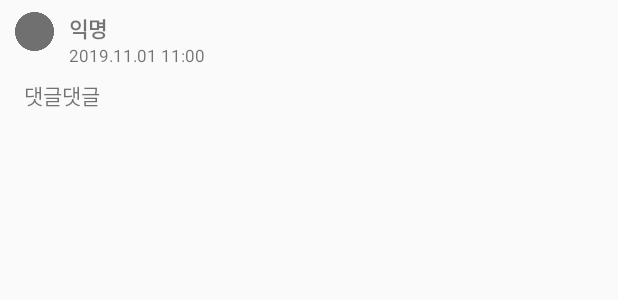
After one commit to xxria17/OpenCurtain, an Android app: the layout comment_item.xml on its own in the app's theme, with its tools: preview values and no code run, on a phone screen of 412 x 824 dp. The commit adds this screen. Shown: the top 300 px of the screen. Run offline under Robolectric (Android 15) with nearby library versions, the phone set to English and light mode, and no system bars.

Commit message:
댓글 불러오기

```diff
--- a/app/src/main/java/com/example/opencurtain/Fragment/BoardFragment.java
+++ b/app/src/main/java/com/example/opencurtain/Fragment/BoardFragment.java
@@ -141,6 +141,7 @@ public class BoardFragment extends Fragment {
                 privIntent.putExtra("id",postContentList.get(position).id);
                 privIntent.putExtra("board",postContentList.get(position).board);
                 privIntent.putExtra("content", postContentList.get(position).content);
+                privIntent.putExtra("title",postContentList.get(position).title);
                 startActivity(privIntent);
 
             }
--- a/app/src/main/res/layout/activity_introduction.xml
+++ b/app/src/main/res/layout/activity_introduction.xml
@@ -26,10 +26,8 @@
         android:layout_width="333dp"
         android:layout_height="48dp"
         android:layout_marginStart="8dp"
-        android:layout_marginLeft="8dp"
-        android:layout_marginTop="280dp"
+        android:layout_marginTop="192dp"
         android:layout_marginEnd="8dp"
-        android:layout_marginRight="8dp"
         android:background="@color/white"
         android:text="회원가입"
         android:textColor="@color/black"
--- a/app/src/main/res/layout/activity_main.xml
+++ b/app/src/main/res/layout/activity_main.xml
@@ -97,7 +97,7 @@
 
     <android.support.v7.widget.RecyclerView
         android:id="@+id/sidemenu_list"
-        android:layout_width="250dp"
+        android:layout_width="260dp"
         android:layout_height="match_parent"
         android:layout_gravity="start"
         android:background="@color/white"
--- /dev/null
+++ b/app/src/main/res/layout/comment_item.xml
@@ -0,0 +1,67 @@
+<?xml version="1.0" encoding="utf-8"?>
+<LinearLayout xmlns:android="http://schemas.android.com/apk/res/android"
+    xmlns:app="http://schemas.android.com/apk/res-auto"
+    xmlns:tools="http://schemas.android.com/tools"
+    android:layout_width="match_parent"
+    android:layout_height="wrap_content"
+    android:orientation="vertical">
+
+    <android.support.constraint.ConstraintLayout
+        android:layout_width="match_parent"
+        android:layout_height="wrap_content">
+
+        <ImageView
+            android:id="@+id/imageView6"
+            android:layout_width="30dp"
+            android:layout_height="26dp"
+            android:layout_marginStart="8dp"
+            android:layout_marginTop="8dp"
+            app:layout_constraintStart_toStartOf="parent"
+            app:layout_constraintTop_toTopOf="parent"
+            android:tint="#707070"
+            app:srcCompat="@drawable/circle" />
+
+        <TextView
+            android:id="@+id/comment_content"
+            android:layout_width="wrap_content"
+            android:layout_height="wrap_content"
+            android:layout_marginStart="8dp"
+            android:layout_marginTop="8dp"
+            android:layout_marginEnd="8dp"
+            android:layout_marginBottom="8dp"
+            android:text="댓글댓글"
+            app:layout_constraintBottom_toBottomOf="parent"
+            app:layout_constraintEnd_toEndOf="parent"
+            app:layout_constraintHorizontal_bias="0.023"
+            app:layout_constraintStart_toStartOf="parent"
+            app:layout_constraintTop_toBottomOf="@+id/comment_timestamp"
+            app:layout_constraintVertical_bias="0.006" />
+
+        <TextView
+            android:id="@+id/comment_timestamp"
+            android:layout_width="wrap_content"
+            android:layout_height="wrap_content"
+            android:layout_marginStart="8dp"
+            android:layout_marginEnd="8dp"
+            android:text="2019.11.01 11:00"
+            android:textSize="11dp"
+            app:layout_constraintEnd_toEndOf="parent"
+            app:layout_constraintHorizontal_bias="0.0"
+            app:layout_constraintStart_toEndOf="@+id/imageView6"
+            app:layout_constraintTop_toBottomOf="@+id/comment_username" />
+
+        <TextView
+            android:id="@+id/comment_username"
+            android:layout_width="wrap_content"
+            android:layout_height="wrap_content"
+            android:layout_marginStart="8dp"
+            android:layout_marginTop="8dp"
+            android:layout_marginEnd="8dp"
+            android:text="익명"
+            android:textStyle="bold"
+            app:layout_constraintEnd_toEndOf="parent"
+            app:layout_constraintHorizontal_bias="0.0"
+            app:layout_constraintStart_toEndOf="@+id/imageView6"
+            app:layout_constraintTop_toTopOf="parent" />
+    </android.support.constraint.ConstraintLayout>
+</LinearLayout>
--- a/app/src/main/res/layout/sidemenu_item.xml
+++ b/app/src/main/res/layout/sidemenu_item.xml
@@ -31,7 +31,7 @@
             android:layout_marginEnd="8dp"
             android:layout_marginBottom="8dp"
             android:text="TextView"
-            android:textSize="18dp"
+            android:textSize="16dp"
             app:layout_constraintBottom_toBottomOf="parent"
             app:layout_constraintEnd_toEndOf="parent"
             app:layout_constraintHorizontal_bias="0.016"
```
Also changed, not shown: app/src/main/java/com/example/opencurtain/Activity/DetailPostActivity.java (+92 -4 lines), app/src/main/java/com/example/opencurtain/Adapter/CommentAdapter.java (added, +59 -0 lines), app/src/main/java/com/example/opencurtain/Model/CommentContent.java (+30 -2 lines).
